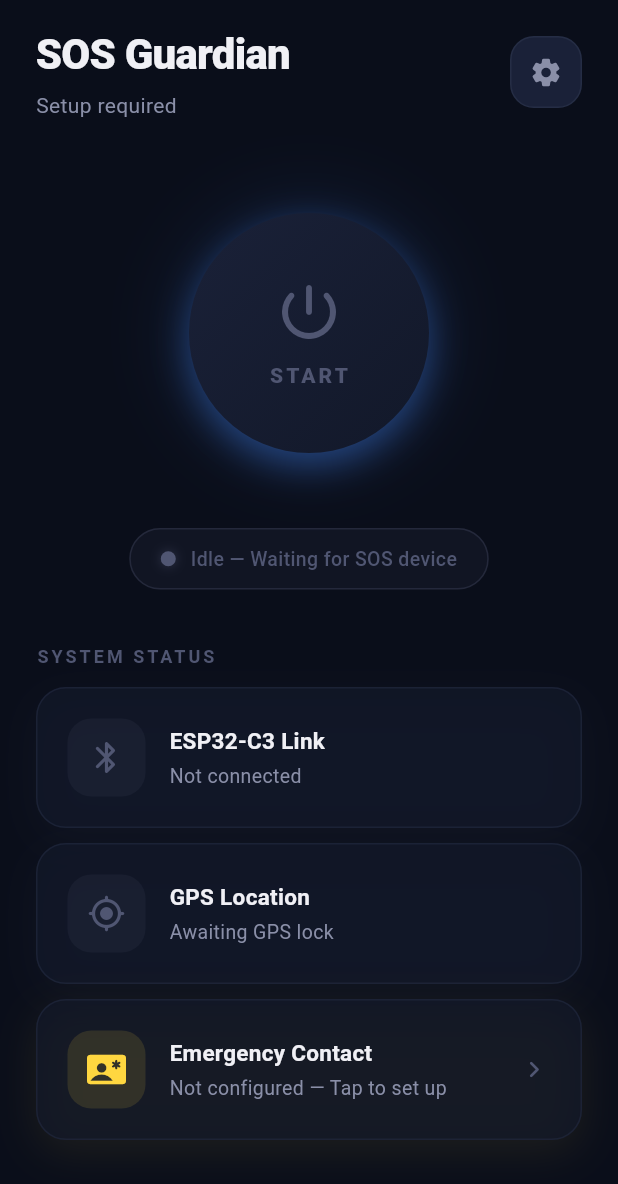
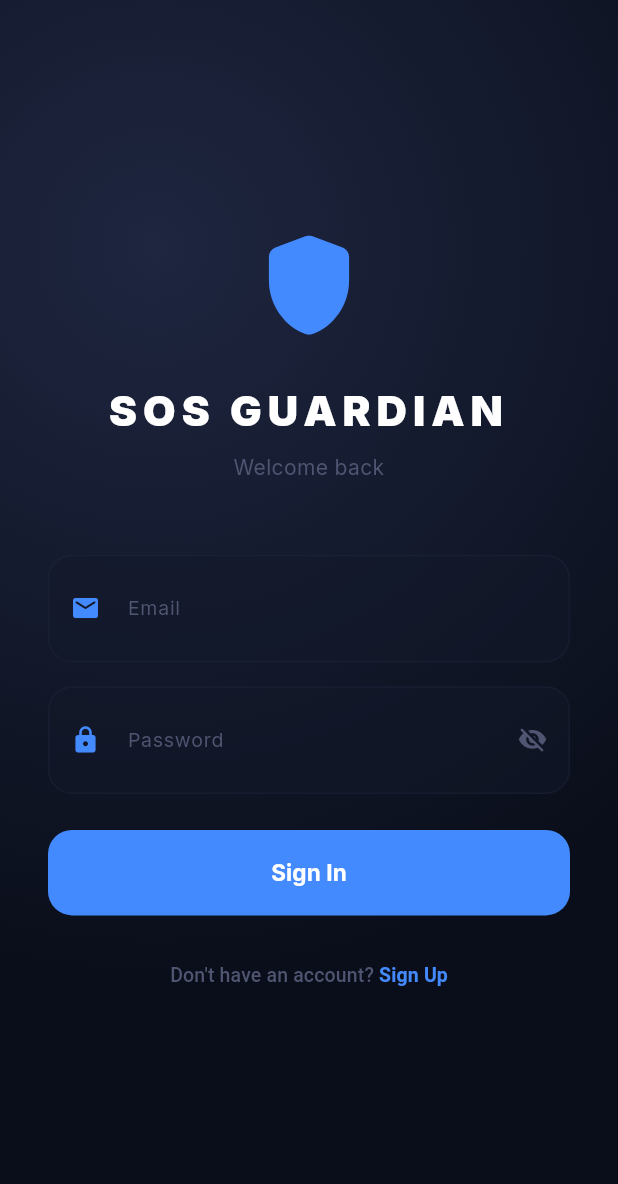
Before and after one commit to bhuvanjhnsn1/Emergency-SOS-Response-System, a Flutter app: the screen it shows after launch, on a phone screen of 412 x 824 dp. Shown: the top 1184 px of the screen. Run offline on Flutter 3.47's test engine with Material 3 defaults, Android fonts, the phone set to English and light mode, and no system bars; our stand-ins replace cloud_firestore, firebase_auth, firebase_core, firebase_database, flutter_blue_plus, geolocator and 3 more; missing offline and left inert: telephony; accounts and stored records are empty; generated files the repository leaves out were written again.

```diff
--- a/lib/main.dart
+++ b/lib/main.dart
@@ -1,6 +1,11 @@
+import 'package:flutter/material.dart';
+import 'package:flutter/services.dart';
+import 'package:google_fonts/google_fonts.dart';
 import 'package:firebase_core/firebase_core.dart';
+import 'package:firebase_auth/firebase_auth.dart';
 import 'firebase_options.dart';
 import 'screens/home_screen.dart';
+import 'screens/login_screen.dart';
 import 'utils/constants.dart';
 
 void main() async {
@@ -42,7 +47,18 @@ class SOSGuardianApp extends StatelessWidget {
           surface: AppColors.surface,
         ),
       ),
-      home: const HomeScreen(),
+      home: StreamBuilder<User?>(
+        stream: FirebaseAuth.instance.authStateChanges(),
+        builder: (context, snapshot) {
+          if (snapshot.connectionState == ConnectionState.waiting) {
+            return const Scaffold(body: Center(child: CircularProgressIndicator()));
+          }
+          if (snapshot.hasData) {
+            return const HomeScreen();
+          }
+          return const LoginScreen();
+        },
+      ),
     );
   }
 }
--- /dev/null
+++ b/lib/screens/login_screen.dart
@@ -0,0 +1,259 @@
+import 'package:flutter/material.dart';
+import 'package:firebase_auth/firebase_auth.dart';
+import '../services/auth_service.dart';
+import '../utils/constants.dart';
+
+class LoginScreen extends StatefulWidget {
+  const LoginScreen({super.key});
+
+  @override
+  State<LoginScreen> createState() => _LoginScreenState();
+}
+
+class _LoginScreenState extends State<LoginScreen> {
+  final _emailController = TextEditingController();
+  final _passwordController = TextEditingController();
+  final _authService = AuthService();
+
+  bool _isLogin = true; // Toggle between Login and Register
+  bool _obscurePassword = true;
+  String? _errorMessage;
+
+  void _submit() async {
+    final email = _emailController.text.trim();
+    final password = _passwordController.text.trim();
+
+    if (email.isEmpty || password.isEmpty) {
+      setState(() => _errorMessage = 'Please fill in all fields');
+      return;
+    }
+
+    if (password.length < 6) {
+      setState(() => _errorMessage = 'Password must be at least 6 characters');
+      return;
+    }
+
+    setState(() => _errorMessage = null);
+
+    try {
+      if (_isLogin) {
+        await _authService.signIn(email: email, password: password);
+      } else {
+        await _authService.signUp(email: email, password: password);
+        // Account created — switch to login view
+        setState(() {
+          _isLogin = true;
+          _passwordController.clear();
+        });
+        if (mounted) {
+          ScaffoldMessenger.of(context).showSnackBar(const SnackBar(
+            content: Text('Account created! Please sign in.'),
+            backgroundColor: Color(0xFF2ECC71),
+          ));
+        }
+        return;
+      }
+    } on FirebaseAuthException catch (e) {
+      setState(() {
+        switch (e.code) {
+          case 'user-not-found':
+            _errorMessage = 'No account found with this email';
+            break;
+          case 'wrong-password':
+          case 'invalid-credential':
+            _errorMessage = 'Incorrect password';
+            break;
+          case 'email-already-in-use':
+            _errorMessage = 'An account already exists with this email';
+            break;
+          case 'invalid-email':
+            _errorMessage = 'Invalid email address';
+            break;
+          default:
+            _errorMessage = e.message ?? 'Authentication failed';
+        }
+      });
+    } catch (e) {
+      setState(() => _errorMessage = e.toString());
+    }
+  }
+
+  @override
+  void dispose() {
+    _emailController.dispose();
+    _passwordController.dispose();
+    super.dispose();
+  }
+
+  @override
+  Widget build(BuildContext context) {
+    return Scaffold(
+      backgroundColor: AppColors.background,
+      body: Container(
+        decoration: const BoxDecoration(
+          gradient: RadialGradient(
+            center: Alignment(-0.5, -0.6),
+            radius: 1.2,
+            colors: [Color(0xFF1E2640), AppColors.background],
+          ),
+        ),
+        child: SafeArea(
+          child: Center(
+            child: SingleChildScrollView(
+              padding: const EdgeInsets.all(32.0),
+              child: Column(
+                mainAxisAlignment: MainAxisAlignment.center,
+                crossAxisAlignment: CrossAxisAlignment.stretch,
+                children: [
+                  // Logo & Title
+                  const Icon(Icons.shield_rounded, size: 80, color: AppColors.accentBlue),
+                  const SizedBox(height: 24),
+                  const Text(
+                    'SOS GUARDIAN',
+                    textAlign: TextAlign.center,
+                    style: TextStyle(
+                      fontSize: 28,
+                      fontWeight: FontWeight.w900,
+                      letterSpacing: 4,
+                      color: Colors.white,
+                    ),
+                  ),
+                  const SizedBox(height: 8),
+                  Text(
+                    _isLogin ? 'Welcome back' : 'Create your account',
+                    textAlign: TextAlign.center,
+                    style: const TextStyle(color: AppColors.textMuted, fontSize: 14),
+                  ),
+                  const SizedBox(height: 48),
+
+                  // Email Field
+                  _buildInput(
+                    controller: _emailController,
+                    label: 'Email',
+                    hint: 'you@example.com',
+                    icon: Icons.email_rounded,
+                    type: TextInputType.emailAddress,
+                  ),
+                  const SizedBox(height: 16),
+
+                  // Password Field
+                  Container(
+                    decoration: BoxDecoration(
+                      color: AppColors.surface.withValues(alpha: 0.5),
+                      borderRadius: BorderRadius.circular(16),
+                      border: Border.all(color: AppColors.surfaceBorder.withValues(alpha: 0.3)),
+                    ),
+                    child: TextField(
+                      controller: _passwordController,
+                      obscureText: _obscurePassword,
+                      style: const TextStyle(color: Colors.white),
+                      decoration: InputDecoration(
+                        prefixIcon: const Icon(Icons.lock_rounded, color: AppColors.accentBlue, size: 20),
+                        suffixIcon: IconButton(
+                          icon: Icon(
+                            _obscurePassword ? Icons.visibility_off_rounded : Icons.visibility_rounded,
+                            color: AppColors.textMuted,
+                            size: 20,
+                          ),
+                          onPressed: () => setState(() => _obscurePassword = !_obscurePassword),
+                        ),
+                        labelText: 'Password',
+                        labelStyle: const TextStyle(color: AppColors.textMuted, fontSize: 13),
+                        hintText: '••••••••',
+                        hintStyle: const TextStyle(color: Colors.white10),
+                        border: InputBorder.none,
+                        contentPadding: const EdgeInsets.symmetric(horizontal: 16, vertical: 16),
+                      ),
+                    ),
+                  ),
+                  const SizedBox(height: 8),
+
+                  // Error Message
+                  if (_errorMessage != null)
+                    Padding(
+                      padding: const EdgeInsets.only(bottom: 8),
+                      child: Text(
+                        _errorMessage!,
+                        textAlign: TextAlign.center,
+                        style: const TextStyle(color: AppColors.accentRed, fontSize: 13),
+                      ),
+                    ),
+
+                  const SizedBox(height: 16),
+
+                  // Submit Button
+                  ElevatedButton(
+                    onPressed: _authService.isLoading ? null : _submit,
+                    style: ElevatedButton.styleFrom(
+                      backgroundColor: AppColors.accentBlue,
+                      padding: const EdgeInsets.symmetric(vertical: 18),
+                      shape: RoundedRectangleBorder(borderRadius: BorderRadius.circular(16)),
+                      elevation: 0,
+                    ),
+                    child: _authService.isLoading
+                        ? const SizedBox(height: 20, width: 20, child: CircularProgressIndicator(strokeWidth: 2, color: Colors.white))
+                        : Text(
+                            _isLogin ? 'Sign In' : 'Create Account',
+                            style: const TextStyle(color: Colors.white, fontWeight: FontWeight.w700, fontSize: 15),
+                          ),
+                  ),
+                  const SizedBox(height: 16),
+
+                  // Toggle Login/Register
+                  TextButton(
+                    onPressed: () => setState(() {
+                      _isLogin = !_isLogin;
+                      _errorMessage = null;
+                    }),
+                    child: Text.rich(
+                      TextSpan(
+                        text: _isLogin ? "Don't have an account? " : 'Already have an account? ',
+                        style: const TextStyle(color: AppColors.textMuted, fontSize: 13),
+                        children: [
+                          TextSpan(
+                            text: _isLogin ? 'Sign Up' : 'Sign In',
+                            style: const TextStyle(color: AppColors.accentBlue, fontWeight: FontWeight.w700),
+                          ),
+                        ],
+                      ),
+                    ),
+                  ),
+                ],
+              ),
+            ),
+          ),
+        ),
+      ),
+    );
+  }
+
+  Widget _buildInput({
+    required TextEditingController controller,
+    required String label,
+    required String hint,
+    required IconData icon,
+    required TextInputType type,
+  }) {
+    return Container(
+      decoration: BoxDecoration(
+        color: AppColors.surface.withValues(alpha: 0.5),
+        borderRadius: BorderRadius.circular(16),
+        border: Border.all(color: AppColors.surfaceBorder.withValues(alpha: 0.3)),
+      ),
+      child: TextField(
+        controller: controller,
+        keyboardType: type,
+        style: const TextStyle(color: Colors.white),
+        decoration: InputDecoration(
+          prefixIcon: Icon(icon, color: AppColors.accentBlue, size: 20),
+          labelText: label,
+          labelStyle: const TextStyle(color: AppColors.textMuted, fontSize: 13),
+          hintText: hint,
+          hintStyle: const TextStyle(color: Colors.white10),
+          border: InputBorder.none,
+          contentPadding: const EdgeInsets.symmetric(horizontal: 16, vertical: 16),
+        ),
+      ),
+    );
+  }
+}
--- /dev/null
+++ b/lib/services/auth_service.dart
@@ -0,0 +1,58 @@
+import 'package:firebase_auth/firebase_auth.dart';
+import 'package:flutter/foundation.dart';
+
+class AuthService extends ChangeNotifier {
+  final FirebaseAuth _auth = FirebaseAuth.instance;
+
+  User? get currentUser => _auth.currentUser;
+  Stream<User?> get authStateChanges => _auth.authStateChanges();
+
+  bool _isLoading = false;
+  bool get isLoading => _isLoading;
+
+  /// Sign up with Email & Password (does NOT auto-login)
+  Future<void> signUp({
+    required String email,
+    required String password,
+  }) async {
+    _isLoading = true;
+    notifyListeners();
+
+    try {
+      await _auth.createUserWithEmailAndPassword(
+        email: email,
+        password: password,
+      );
+      // Sign out immediately — user must verify credentials by logging in
+      await _auth.signOut();
+    } finally {
+      _isLoading = false;
+      notifyListeners();
+    }
+  }
+
+  /// Sign in with Email & Password
+  Future<void> signIn({
+    required String email,
+    required String password,
+  }) async {
+    _isLoading = true;
+    notifyListeners();
+
+    try {
+      await _auth.signInWithEmailAndPassword(
+        email: email,
+        password: password,
+      );
+    } finally {
+      _isLoading = false;
+      notifyListeners();
+    }
+  }
+
+  /// Sign Out
+  Future<void> signOut() async {
+    await _auth.signOut();
+    notifyListeners();
+  }
+}
--- a/lib/utils/constants.dart
+++ b/lib/utils/constants.dart
@@ -61,6 +61,7 @@ class AppColors {
 /// SharedPreferences keys
 class PrefKeys {
   static const String userName = 'user_name';
+  static const String userPhone = 'user_phone';
   static const String emergencyContactName = 'emergency_contact_name';
   static const String emergencyContactPhone = 'emergency_contact_phone';
   static const String isSetupComplete = 'is_setup_complete';
--- a/pubspec.yaml
+++ b/pubspec.yaml
@@ -54,6 +54,9 @@ dependencies:
   google_fonts: ^6.2.1
   firebase_core: ^4.8.0
   firebase_database: ^12.4.0
+  cloud_firestore: ^6.4.0
+  firebase_auth: ^6.5.0
+  telephony: ^0.2.0
 
 dev_dependencies:
   flutter_test:
```
Also changed, not shown: lib/screens/settings_screen.dart (+96 -17 lines), lib/services/emergency_service.dart (+48 -22 lines), lib/services/user_service.dart (added, +90 -0 lines), pubspec.lock, 6 other files.
